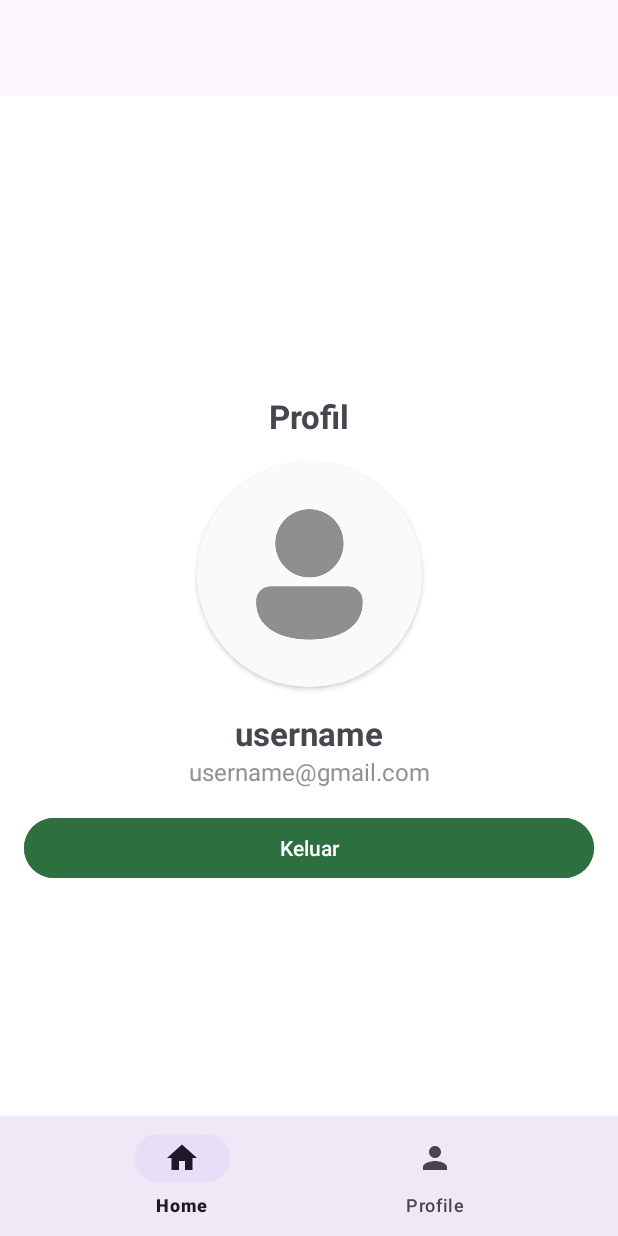
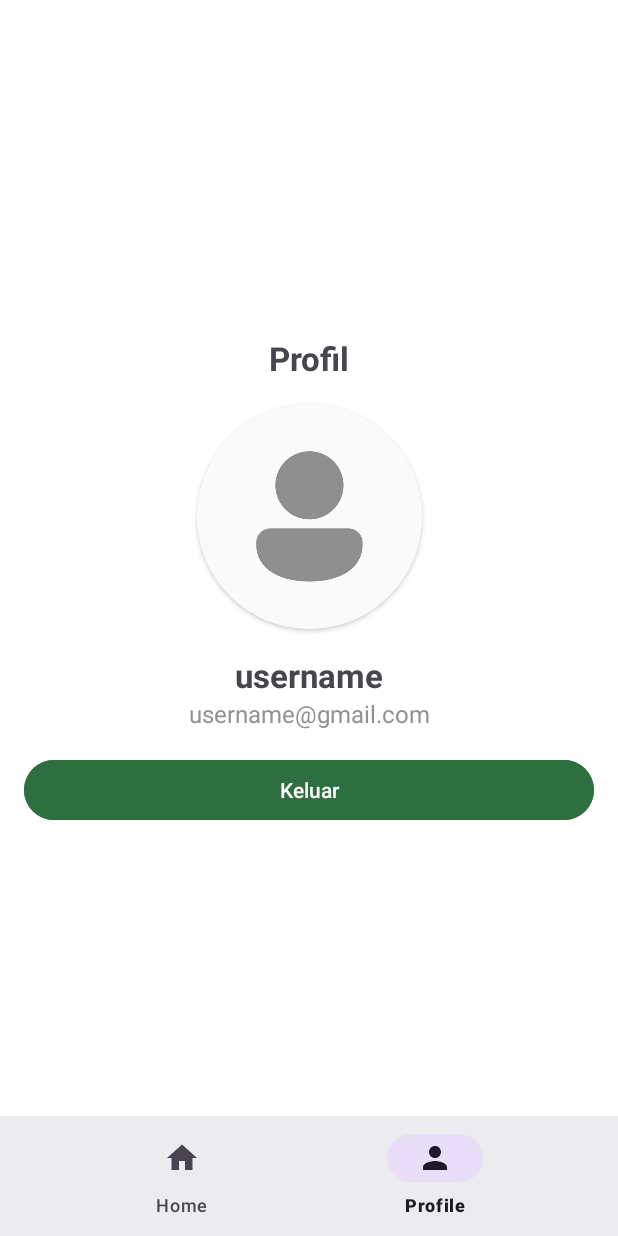
Before and after one commit to hanifalfaqih/GreenBin-FIT2025, an Android app: the MainMenuActivity screen opened directly, with no data from a screen before it, item 2 of the bottom bar chosen, on a phone screen of 412 x 824 dp. Run offline under Robolectric (Android 15) with nearby library versions, the phone set to English and light mode, and no system bars; our stand-ins replace navigation-ui.

Commit message:
feat: fix navigation bar and calculator point

```diff
--- a/app/src/main/java/id/hanifalfaqih/greenbin_fit2025/MainMenuActivity.kt
+++ b/app/src/main/java/id/hanifalfaqih/greenbin_fit2025/MainMenuActivity.kt
@@ -26,10 +26,9 @@
         // menu should be considered as top level destinations.
         val appBarConfiguration = AppBarConfiguration(
             setOf(
-                R.id.navigation_home,
+                R.id.navigation_home, R.id.navigation_profile
             )
         )
-        setupActionBarWithNavController(navController, appBarConfiguration)
         navView.setupWithNavController(navController)
     }
 }
--- a/app/src/main/java/id/hanifalfaqih/greenbin_fit2025/ui/calculator_point/CalculatorPointActivity.kt
+++ b/app/src/main/java/id/hanifalfaqih/greenbin_fit2025/ui/calculator_point/CalculatorPointActivity.kt
@@ -47,7 +47,7 @@
     }
 
     private fun calculatePoint(weight: Int) {
-        val point = (weight * 0.1).toInt()
-        binding.resultText.text = point.toString() + " Poin"
+        val point = (weight * 0.01).toInt()
+        binding.resultText.text = point.toString()
     }
 }
--- a/app/src/main/res/layout/activity_calculator_point.xml
+++ b/app/src/main/res/layout/activity_calculator_point.xml
@@ -67,7 +67,7 @@
         android:id="@+id/result_text"
         android:layout_width="wrap_content"
         android:layout_height="wrap_content"
-        android:text="500"
+        android:text="0"
         android:textStyle="bold"
         app:layout_constraintStart_toEndOf="@+id/textView5"
         app:layout_constraintTop_toTopOf="@+id/textView5" />
--- a/app/src/main/res/layout/activity_main_menu.xml
+++ b/app/src/main/res/layout/activity_main_menu.xml
@@ -3,8 +3,7 @@
     xmlns:app="http://schemas.android.com/apk/res-auto"
     android:id="@+id/container"
     android:layout_width="match_parent"
-    android:layout_height="match_parent"
-    android:paddingTop="?attr/actionBarSize">
+    android:layout_height="match_parent">
 
     <com.google.android.material.bottomnavigation.BottomNavigationView
         android:id="@+id/nav_view"
--- a/app/src/main/res/values/themes.xml
+++ b/app/src/main/res/values/themes.xml
@@ -2,7 +2,7 @@
     <!-- Base application theme. -->
     <style name="Base.Theme.GreenBinFIT2025" parent="Theme.Material3.DayNight.NoActionBar">
         <!-- Customize your light theme here. -->
-        <!-- <item name="colorPrimary">@color/my_light_primary</item> -->
+         <item name="colorPrimary">@color/primary</item>
     </style>
 
     <style name="Theme.GreenBinFIT2025" parent="Base.Theme.GreenBinFIT2025" />
```
Also changed, not shown: app/src/main/AndroidManifest.xml (+9 -0 lines), app/src/main/java/id/hanifalfaqih/greenbin_fit2025/ui/login/LoginActivity.kt (+2 -5 lines).
